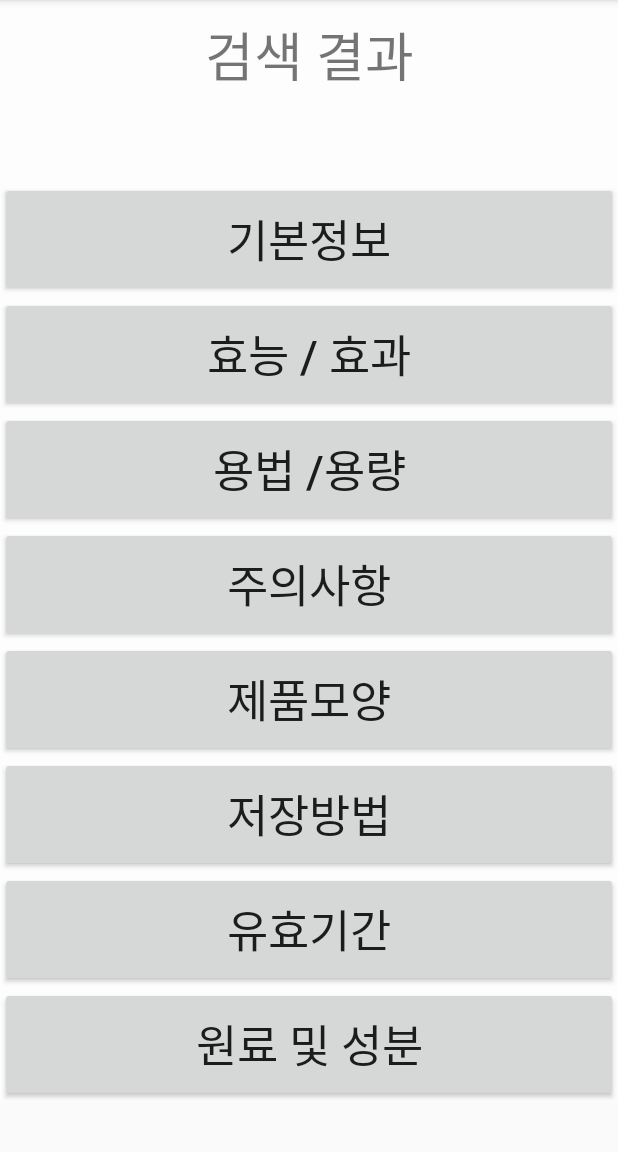
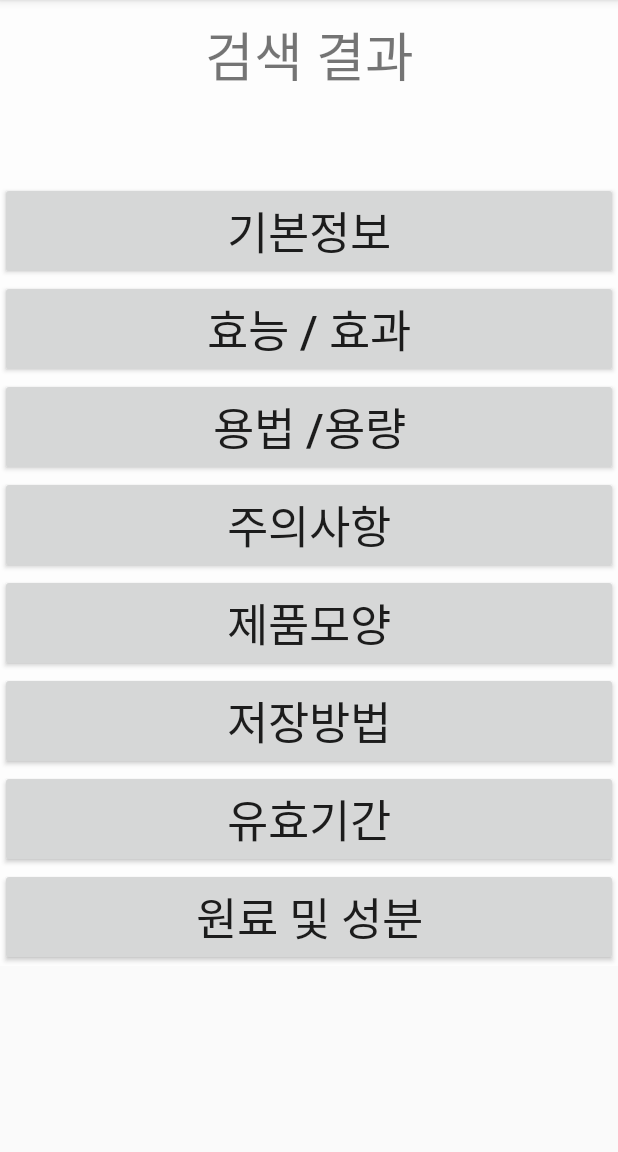
Before and after one commit to hyeonjiseon/mediapp, an Android app: the SearchinfoActivity screen opened directly, with no data from a screen before it, on a phone screen of 412 x 824 dp, the part 84-1236 px from its top. Run offline under Robolectric (Android 15) with nearby library versions, the light colour scheme and no system bars.

Commit message:
finish effectinfo

```diff
--- a/mediprac/app/src/main/java/company/co/mediprac/BasicinfoActivity.java
+++ b/mediprac/app/src/main/java/company/co/mediprac/BasicinfoActivity.java
@@ -18,7 +18,6 @@ public class BasicinfoActivity extends AppCompatActivity {
         String ITEM_PERMIT_DATE = getIntent().getStringExtra("item_permit_date");
         String ENTP_NO = getIntent().getStringExtra("ENTP_NO");
         String BAR_CODE = getIntent().getStringExtra("bar_code");
-
         String ITEM_SEQ = getIntent().getStringExtra("item_seq");
         String CHART = getIntent().getStringExtra("chart");
         String PACK_UNIT = getIntent().getStringExtra("PACK_UNIT");
--- a/mediprac/app/src/main/java/company/co/mediprac/RecyclerviewAdapter.java
+++ b/mediprac/app/src/main/java/company/co/mediprac/RecyclerviewAdapter.java
@@ -110,7 +110,7 @@ public class RecyclerviewAdapter extends RecyclerView.Adapter<RecyclerviewAdapte
                      infointent.putExtra("CHANGE_DATE", arrayitem.getCHANGE_DATE());
                      infointent.putExtra("INGR_NAME", arrayitem.getINGR_NAME());
                      infointent.putExtra("EE_DOC_DATA", arrayitem.getEE_DOC_DATA());
-                     infointent.putExtra("UD_DOC_DATA", arrayitem.getUD_DOC_DATA());
+                     //infointent.putExtra("UD_DOC_DATA", arrayitem.getUD_DOC_DATA());
 
                      mContext.startActivity(infointent.addFlags(Intent.FLAG_ACTIVITY_NEW_TASK));
                  }
--- a/mediprac/app/src/main/java/company/co/mediprac/SearchinfoActivity.java
+++ b/mediprac/app/src/main/java/company/co/mediprac/SearchinfoActivity.java
@@ -59,18 +59,18 @@ public class SearchinfoActivity extends AppCompatActivity {
             }
         });
 
-        Button result_btn3 = findViewById(R.id.result_btn3);
-        result_btn3.setOnClickListener(new View.OnClickListener() {
-            @Override
-            public void onClick(View view) {
-                Intent intent_btn3 = new Intent(getApplicationContext(), CapinfoActivity.class);
-                intent_btn3.putExtra("UD_DOC_DATA", getIntent().getStringExtra("UD_DOC_DATA"));
-                startActivity(intent_btn3);
-            }
-        });
+//        Button result_btn3 = findViewById(R.id.result_btn3);
+//        result_btn3.setOnClickListener(new View.OnClickListener() {
+//            @Override
+//            public void onClick(View view) {
+//                Intent intent_btn3 = new Intent(getApplicationContext(), CapinfoActivity.class);
+//                intent_btn3.putExtra("UD_DOC_DATA", getIntent().getStringExtra("UD_DOC_DATA"));
+//                startActivity(intent_btn3);
+//            }
+//        });
 
 
-        String MATERIAL_NAME = getIntent().getStringExtra("material_name");//원료성분
+        //String MATERIAL_NAME = getIntent().getStringExtra("material_name");//원료성분
 
 
     }
--- a/mediprac/app/src/main/res/layout/activity_searchinfo.xml
+++ b/mediprac/app/src/main/res/layout/activity_searchinfo.xml
@@ -31,7 +31,7 @@
 
     <LinearLayout
         android:layout_width="match_parent"
-        android:layout_height="613dp"
+        android:layout_height="wrap_content"
         android:layout_weight="1"
         android:orientation="vertical">
 
```
Also changed, not shown: mediprac/app/src/main/java/company/co/mediprac/CapinfoActivity.java (+5 -7 lines), mediprac/app/src/main/java/company/co/mediprac/Recent.java (+3 -8 lines), mediprac/app/src/main/java/company/co/mediprac/TextresultActivity.java (+18 -24 lines).
